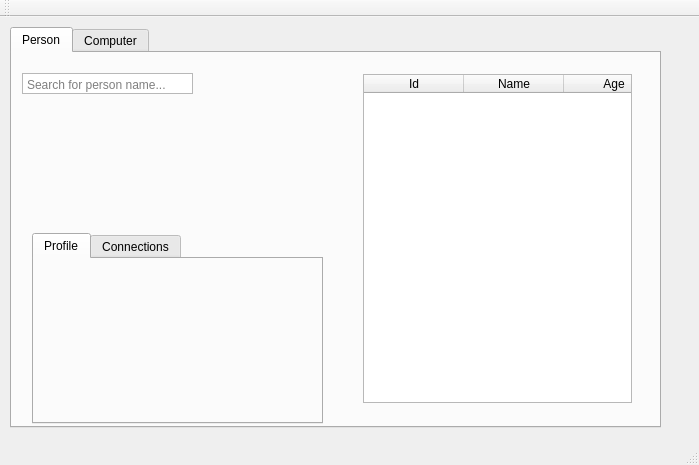
The window that csdb-gui/mainwindow.ui (atlasss/verklegt1) describes before a commit, drawn with Qt 5.
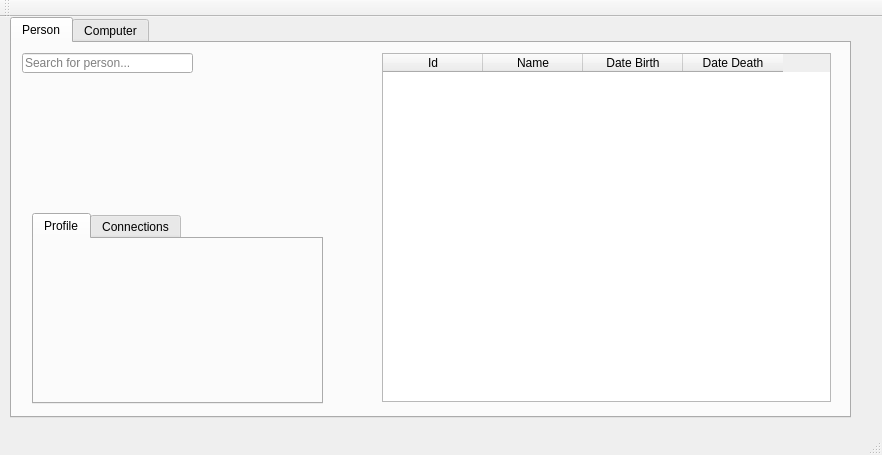
The same window after the commit. The open tabs and pages were chosen to show the change.

Patch:
```diff
--- a/csdb-gui/mainwindow.ui
+++ b/csdb-gui/mainwindow.ui
@@ -6,8 +6,8 @@
    <rect>
     <x>0</x>
     <y>0</y>
-    <width>699</width>
-    <height>465</height>
+    <width>882</width>
+    <height>455</height>
    </rect>
   </property>
   <property name="windowTitle">
@@ -18,8 +18,8 @@
     <property name="geometry">
      <rect>
       <x>10</x>
-      <y>10</y>
-      <width>651</width>
+      <y>0</y>
+      <width>841</width>
       <height>401</height>
      </rect>
     </property>
@@ -30,64 +30,11 @@
      <attribute name="title">
       <string>Person</string>
      </attribute>
-     <widget class="QWidget" name="horizontalLayoutWidget">
-      <property name="geometry">
-       <rect>
-        <x>340</x>
-        <y>10</y>
-        <width>291</width>
-        <height>351</height>
-       </rect>
-      </property>
-      <layout class="QHBoxLayout" name="horizontalLayout">
-       <item>
-        <widget class="QTableWidget" name="table_person">
-         <property name="horizontalScrollBarPolicy">
-          <enum>Qt::ScrollBarAlwaysOff</enum>
-         </property>
-         <column>
-          <property name="text">
-           <string>Id</string>
-          </property>
-         </column>
-         <column>
-          <property name="text">
-           <string>Name</string>
-          </property>
-         </column>
-         <column>
-          <property name="text">
-           <string>Age</string>
-          </property>
-         </column>
-        </widget>
-       </item>
-      </layout>
-     </widget>
-     <widget class="QPlainTextEdit" name="search_person">
-      <property name="geometry">
-       <rect>
-        <x>10</x>
-        <y>20</y>
-        <width>171</width>
-        <height>21</height>
-       </rect>
-      </property>
-      <property name="verticalScrollBarPolicy">
-       <enum>Qt::ScrollBarAlwaysOff</enum>
-      </property>
-      <property name="horizontalScrollBarPolicy">
-       <enum>Qt::ScrollBarAlwaysOff</enum>
-      </property>
-      <property name="placeholderText">
-       <string>Search for person name...</string>
-      </property>
-     </widget>
      <widget class="QTabWidget" name="person_details">
       <property name="geometry">
        <rect>
         <x>20</x>
-        <y>180</y>
+        <y>170</y>
         <width>291</width>
         <height>191</height>
        </rect>
@@ -106,6 +53,52 @@
        </attribute>
       </widget>
      </widget>
+     <widget class="QTableWidget" name="table_person">
+      <property name="geometry">
+       <rect>
+        <x>370</x>
+        <y>10</y>
+        <width>449</width>
+        <height>349</height>
+       </rect>
+      </property>
+      <property name="horizontalScrollBarPolicy">
+       <enum>Qt::ScrollBarAlwaysOff</enum>
+      </property>
+      <column>
+       <property name="text">
+        <string>Id</string>
+       </property>
+      </column>
+      <column>
+       <property name="text">
+        <string>Name</string>
+       </property>
+      </column>
+      <column>
+       <property name="text">
+        <string>Date Birth</string>
+       </property>
+      </column>
+      <column>
+       <property name="text">
+        <string>Date Death</string>
+       </property>
+      </column>
+     </widget>
+     <widget class="QLineEdit" name="search_person">
+      <property name="geometry">
+       <rect>
+        <x>10</x>
+        <y>10</y>
+        <width>171</width>
+        <height>20</height>
+       </rect>
+      </property>
+      <property name="placeholderText">
+       <string>Search for person...</string>
+      </property>
+     </widget>
     </widget>
     <widget class="QWidget" name="tab_computer">
      <attribute name="title">
```
Left out of the diff: 4 changed lines with no effect on the pictures.
